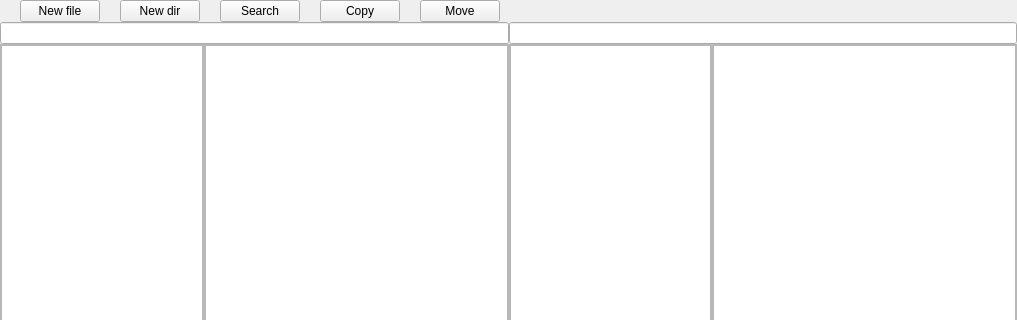
Old version of the form mainwidget.ui in the repository linndfors/Cross-platform-orthodox-GUI-file-manager; both pictures show x 0 to 1017 and y 0 to 320 of the 1017 by 829 pixel window.
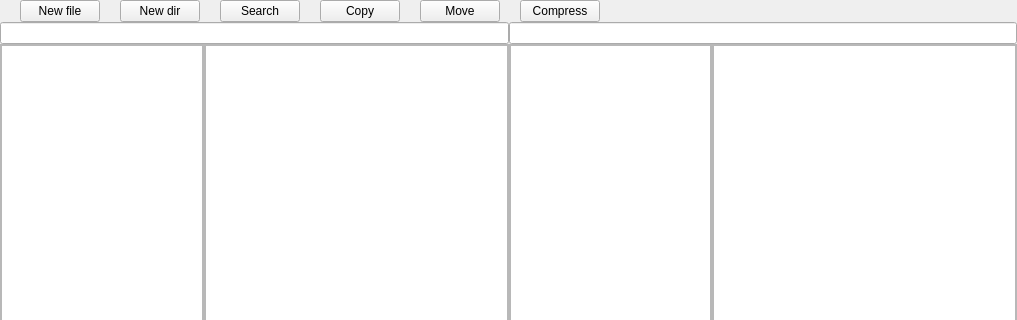
New version of the form.

Diff of the .ui file:
```diff
--- a/mainwidget.ui
+++ b/mainwidget.ui
@@ -38,7 +38,7 @@
       <number>0</number>
      </property>
      <item>
-      <layout class="QHBoxLayout" name="stuff_buttons" stretch="0,0,0,0,0,0">
+      <layout class="QHBoxLayout" name="stuff_buttons" stretch="0,0,0,0,0,0,0">
        <property name="spacing">
         <number>20</number>
        </property>
@@ -110,6 +110,13 @@
          </property>
         </widget>
        </item>
+       <item>
+        <widget class="QPushButton" name="compressButton">
+         <property name="text">
+          <string>Compress</string>
+         </property>
+        </widget>
+       </item>
        <item>
         <spacer name="horizontalSpacer">
          <property name="orientation">
```
Left out of the diff: 8 changed lines with no effect on the pictures.
